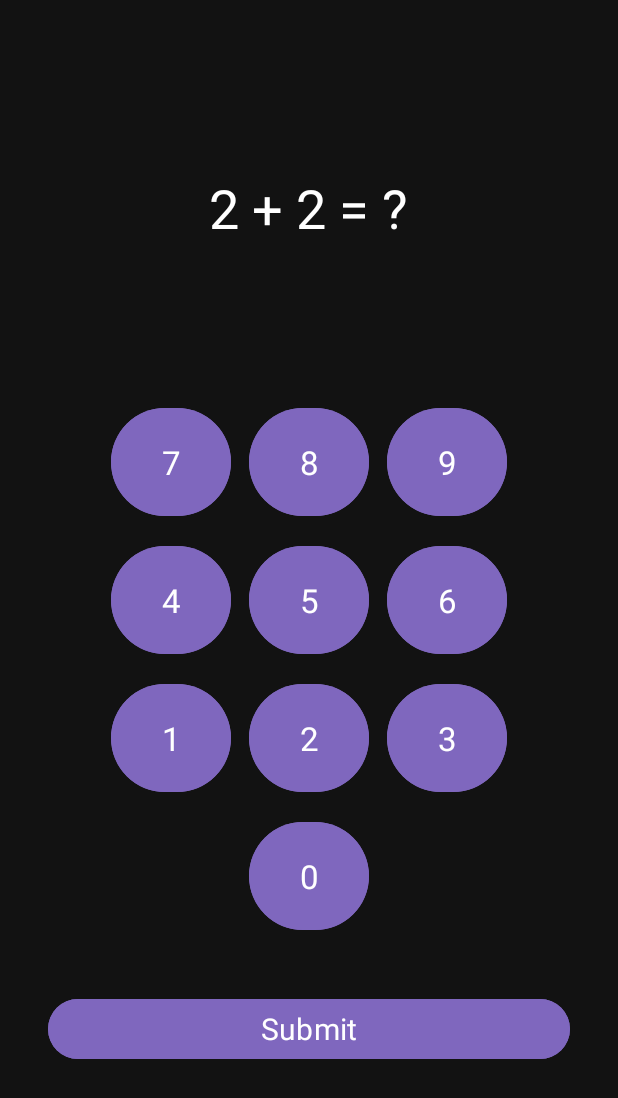
After one commit to shadil-rayyan/inputModeMathsMathra, an Android app: the layout fragment_numeric_dialpad.xml on its own in the app's theme, with its tools: preview values and no code run, on a phone screen of 412 x 824 dp. The commit adds this screen. Shown: the top 1098 px of the screen. Run offline under Robolectric (Android 15) with nearby library versions, the phone set to English and light mode, and no system bars; Roboto replaces fonts that are not available here.

Commit message:
feat(numeric_dialpad):i have added the numeric dialpad but further testing is needed on it working

```diff
--- /dev/null
+++ b/app/src/main/java/com/example/codecompass/inputmodemathra/ui/NumericDialpadFragment.java
@@ -0,0 +1,4 @@
+package com.example.codecompass.inputmodemathra.ui;
+
+public class NumericDialpadFragment {
+}
--- /dev/null
+++ b/app/src/main/res/layout/fragment_numeric_dialpad.xml
@@ -0,0 +1,75 @@
+<?xml version="1.0" encoding="utf-8"?>
+<FrameLayout xmlns:android="http://schemas.android.com/apk/res/android"
+    xmlns:tools="http://schemas.android.com/tools"
+    android:layout_width="match_parent"
+    android:layout_height="match_parent"
+    android:background="@color/background"
+    android:contentDescription="Calculator input screen. Use the number pad to enter your answer.">
+
+    <LinearLayout
+        android:layout_width="match_parent"
+        android:layout_height="match_parent"
+        android:orientation="vertical"
+        android:gravity="center"
+        android:padding="32dp">
+
+        <!-- Question -->
+        <TextView
+            android:id="@+id/question_tv"
+            android:layout_width="wrap_content"
+            android:layout_height="wrap_content"
+            android:text="2 + 2 = ?"
+            android:textSize="36sp"
+            android:textColor="@color/primaryText"
+            android:layout_marginBottom="24dp"
+            android:contentDescription="Math question" />
+
+        <!-- Answer Display -->
+        <TextView
+            android:id="@+id/answer_display"
+            android:layout_width="wrap_content"
+            android:layout_height="wrap_content"
+            android:text=""
+            android:textSize="32sp"
+            android:textColor="@color/primaryText"
+            android:layout_marginBottom="32dp"
+            android:contentDescription="Your current input" />
+
+        <!-- Numeric Dialpad -->
+        <GridLayout
+            android:id="@+id/numpad_grid"
+            android:layout_width="wrap_content"
+            android:layout_height="wrap_content"
+            android:rowCount="4"
+            android:columnCount="3"
+            android:layout_gravity="center">
+
+            <!-- Row 1 -->
+            <Button android:id="@+id/btn_7" style="@style/DialpadButton" android:text="7" />
+            <Button android:id="@+id/btn_8" style="@style/DialpadButton" android:text="8" />
+            <Button android:id="@+id/btn_9" style="@style/DialpadButton" android:text="9" />
+
+            <!-- Row 2 -->
+            <Button android:id="@+id/btn_4" style="@style/DialpadButton" android:text="4" />
+            <Button android:id="@+id/btn_5" style="@style/DialpadButton" android:text="5" />
+            <Button android:id="@+id/btn_6" style="@style/DialpadButton" android:text="6" />
+
+            <!-- Row 3 -->
+            <Button android:id="@+id/btn_1" style="@style/DialpadButton" android:text="1" />
+            <Button android:id="@+id/btn_2" style="@style/DialpadButton" android:text="2" />
+            <Button android:id="@+id/btn_3" style="@style/DialpadButton" android:text="3" />
+
+            <!-- Row 4 -->
+            <View android:layout_width="80dp" android:layout_height="80dp" />
+            <Button android:id="@+id/btn_0" style="@style/DialpadButton" android:text="0" />
+            <View android:layout_width="80dp" android:layout_height="80dp" />
+        </GridLayout>
+
+        <!-- Submit Button -->
+        <Button
+            android:id="@+id/submit_btn"
+            style="@style/SubmitButton"
+            android:text="Submit"
+            android:contentDescription="Submit your answer" />
+    </LinearLayout>
+</FrameLayout>
--- a/app/src/main/res/values/styles.xml
+++ b/app/src/main/res/values/styles.xml
@@ -8,6 +8,24 @@
         <item name="android:backgroundTint">@color/button</item>
         <item name="android:layout_margin">5dp</item>
     </style>
+    <style name="DialpadButton">
+        <item name="android:layout_width">80dp</item>
+        <item name="android:layout_height">80dp</item>
+        <item name="android:textSize">22sp</item>
+        <item name="android:textColor">@color/primaryText</item>
+        <item name="android:backgroundTint">@color/button</item>
+        <item name="android:layout_margin">6dp</item>
+        <item name="android:gravity">center</item>
+    </style>
+
+    <style name="SubmitButton">
+        <item name="android:layout_width">match_parent</item>
+        <item name="android:layout_height">wrap_content</item>
+        <item name="android:textSize">20sp</item>
+        <item name="android:textColor">@color/primaryText</item>
+        <item name="android:backgroundTint">@color/button</item>
+        <item name="android:layout_marginTop">32dp</item>
+    </style>
 
 
 
```
